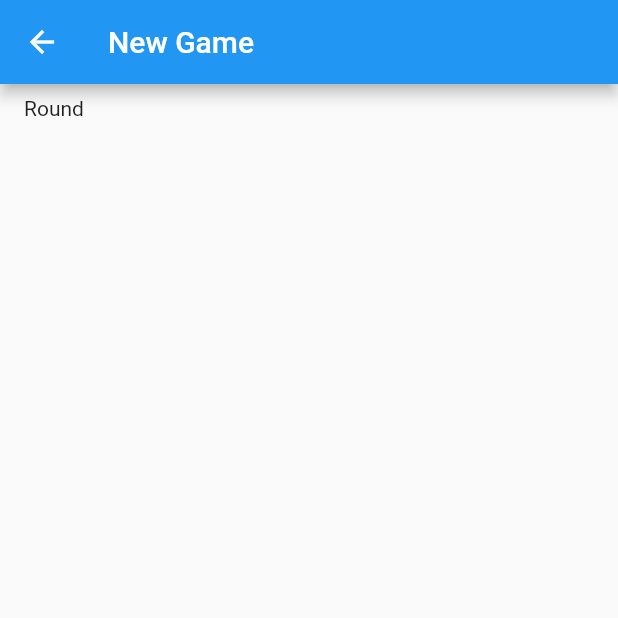
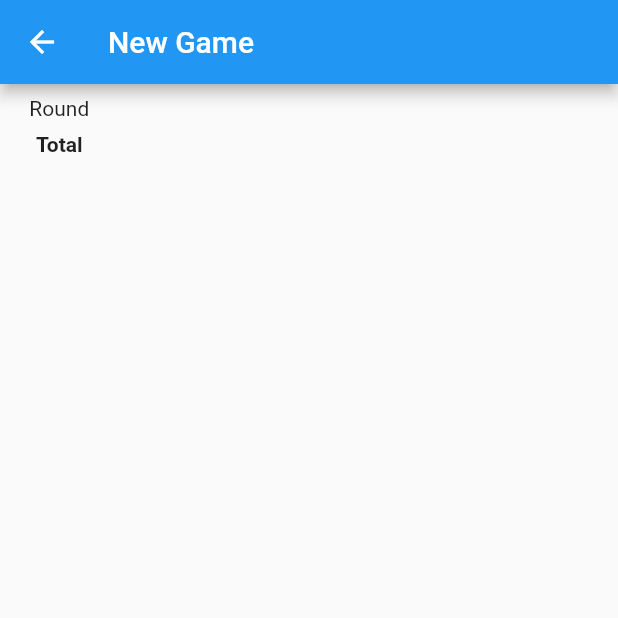
Before and after one commit to afitz0/scorepad, a Flutter app: the PlayerScores screen opened directly, on a phone screen of 412 x 824 dp, the top half of it. Run offline on Flutter 3.47's test engine with Material 2 defaults, Android fonts, the phone set to English and light mode, and no system bars; drawn by our look-alikes of flutter_speed_dial; missing offline and left inert: bidirectional_scroll_view.

Commit message:
Add row for total scores

```diff
--- a/lib/main.dart
+++ b/lib/main.dart
@@ -9,12 +9,12 @@ import 'scorepad_fab.dart';
 // TODO what would this look like using slivers?
 // TODO return focus to text field on playername validation
 // TODO maintain textfield focus while adding scores
-// TODO show total scores
 // TODO save game state -- i.e., store history of games played
 // TODO add "save game" or "close and record to history"
 // TODO make order of player names matter (right now, storing in map means they're effectively unordered from user perspective)
 // TODO text internationalization?
 // TODO use mediaquery for text sizing?
+// TODO fix issue when list reaches bottom of screen (currently ~ 30 rounds, depending on screen size.)
 
 void main() => runApp(MyApp());
 
@@ -115,20 +115,27 @@ class PlayerScoresState extends State<PlayerScores> {
     if (index == 0) {
       columnChildren = <Widget>[
         Text("Round"),
-        for (var i = 1; i <= _rounds; i++)
+        for (int i = 1; i <= _rounds; i++)
           Score(
             score: i.toDouble(),
             editable: false,
           ),
+        Container(
+          padding: EdgeInsets.all(8.0),
+          child: Text("Total", style: TextStyle(fontWeight: FontWeight.bold),),
+        ),
       ];
     } else {
-      var playerName = _scores.keys.toList()[index - 1];
+      String playerName = _scores.keys.toList()[index - 1];
       columnChildren.add(Text(playerName));
 
-      var playerScores = _scores[playerName];
+      List<double> playerScores = _scores[playerName];
+      double totalScore = 0.0;
 
       for (int round = 0; round < playerScores.length; round++) {
         double score = playerScores[round];
+        totalScore += score;
+
         columnChildren.add(Score(
           score: score,
           playerName: playerName,
@@ -136,6 +143,12 @@ class PlayerScoresState extends State<PlayerScores> {
           editCallback: _editScore,
         ));
       }
+
+      columnChildren.add(Score(
+        score: totalScore,
+        editable: false,
+        textStyle: TextStyle(fontWeight: FontWeight.bold),
+      ));
     }
 
     return Padding(
@@ -156,7 +169,7 @@ class PlayerScoresState extends State<PlayerScores> {
     columns.add(Column(
       children: <Widget>[
         Text("Round"),
-        for (var i = 1; i <= _rounds; i++) Text("$i"),
+        for (int i = 1; i <= _rounds; i++) Text("$i"),
       ],
     ));
 
@@ -223,7 +236,7 @@ class PlayerScoresState extends State<PlayerScores> {
 
   void _addPlayer(String newPlayerName) {
     this.setState(() {
-      _scores[newPlayerName] = [for (var i = 0; i < _rounds; i++) 0.0];
+      _scores[newPlayerName] = [for (int i = 0; i < _rounds; i++) 0.0];
     });
   }
 
@@ -247,6 +260,7 @@ class Score extends StatelessWidget {
   final String playerName;
   final int round;
   final Function(String, int) editCallback;
+  final TextStyle textStyle;
 
   final double _padding = 8.0;
 
@@ -256,7 +270,8 @@ class Score extends StatelessWidget {
       this.editable = true,
       this.editCallback,
       this.playerName,
-      this.round})
+      this.round,
+      this.textStyle})
       : super(key: key);
 
   @override
@@ -265,7 +280,7 @@ class Score extends StatelessWidget {
         score.toStringAsFixed(score.truncateToDouble() == score ? 0 : 2);
     Container scoreText = Container(
       padding: EdgeInsets.all(_padding),
-      child: Text(scoreFormatted),
+      child: Text(scoreFormatted, style: textStyle),
     );
 
     if (editable) {
```
